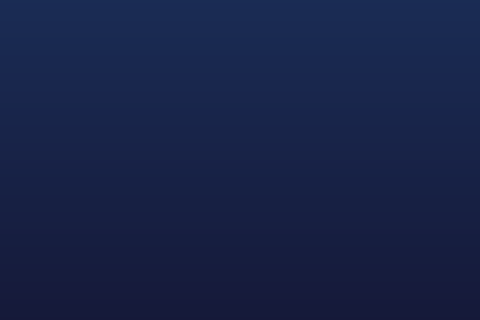
Old version of the form Qt/coursevisualize.ui in the repository KerollosRady/University-mangament-system; both pictures show x 251 to 731 and y 127 to 447 of the 1000 by 590 pixel window.
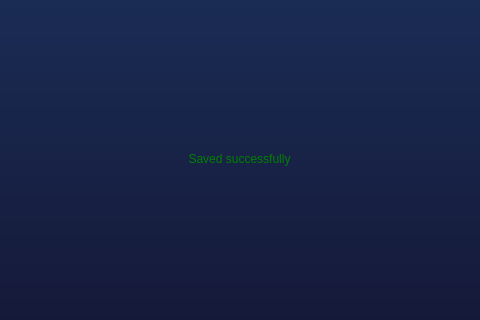
New version of the form.

Patch:
```diff
--- a/Qt/coursevisualize.ui
+++ b/Qt/coursevisualize.ui
@@ -29,6 +29,27 @@
     </rect>
    </property>
   </widget>
+  <widget class="QLabel" name="message">
+   <property name="geometry">
+    <rect>
+     <x>60</x>
+     <y>120</y>
+     <width>861</width>
+     <height>331</height>
+    </rect>
+   </property>
+   <property name="styleSheet">
+    <string notr="true">background-color: transparent;color : green;
+
+font: 700 50pt &quot;Cascadia Mono&quot;;</string>
+   </property>
+   <property name="text">
+    <string>Saved successfully</string>
+   </property>
+   <property name="alignment">
+    <set>Qt::AlignCenter</set>
+   </property>
+  </widget>
  </widget>
  <resources/>
  <connections/>
```
